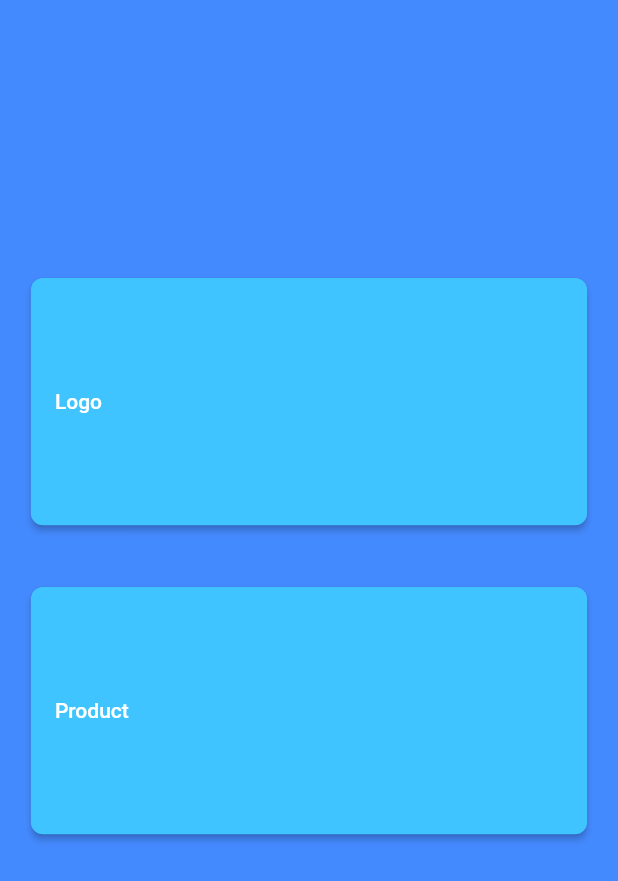
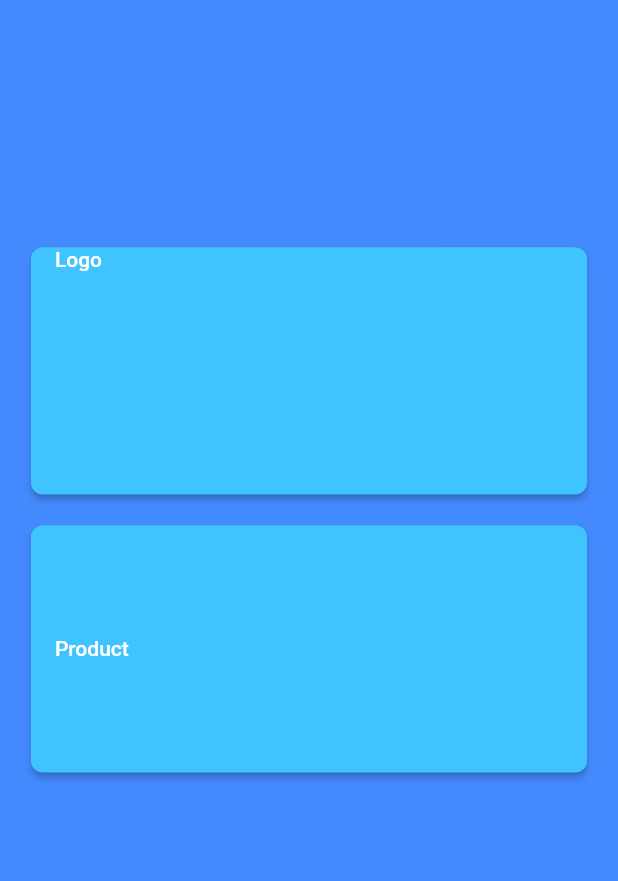
Before and after one commit to ThevinuMathusinghe/PIP, a Flutter app: the Explore screen opened by its route, on a phone screen of 412 x 824 dp. Shown: the top 881 px of the screen. Run offline on Flutter 3.47's test engine with Material 2 defaults, Android fonts, the phone set to English and light mode, and no system bars; our stand-ins replace camera, flutter_spinkit, image_picker, shared_preferences; missing offline and left inert: firebase_ml_vision, flutter_facebook_login; accounts and stored records are empty.

Commit message:
made Sakiths design better

```diff
--- a/frontend/lib/screen/Explore.dart
+++ b/frontend/lib/screen/Explore.dart
@@ -113,7 +113,7 @@ class _explore extends State<Explore> {
     double exploreHeight = MediaQuery.of(context).size.height;
     return Scaffold(
         body: new Container(
-            padding: EdgeInsets.only(top: exploreHeight*0.2),
+            padding: EdgeInsets.only(top: exploreHeight * 0.2),
             color: Colors.blueAccent,
             child: new Column(
               mainAxisAlignment: MainAxisAlignment.start,
@@ -122,42 +122,47 @@ class _explore extends State<Explore> {
                 new Column(children: <Widget>[
                   ErrorMessage(errorMessage: errorMessage),
                   ButtonTheme(
-                      minWidth: width*0.85,
-                      height: exploreHeight*0.20,
-                    child: Padding(
-                      padding: EdgeInsets.all(width*0.05),
+                    minWidth: width * 0.85,
+                    height: exploreHeight * 0.20,
+                    child: Container(
+                      height: exploreHeight * .2,
+                      padding: EdgeInsets.only(
+                          right: width * 0.05, left: width * .05),
                       child: RaisedButton(
                         onPressed: () {
                           _showChoiceDialog(context);
                         },
-                        child: Align(alignment: Alignment.topLeft,
+                        child: Align(
+                          alignment: Alignment.topLeft,
                           child: Text(
                             'Logo',
                             style: TextStyle(color: Colors.white),
-
                           ),
                         ),
-                        shape: RoundedRectangleBorder(borderRadius: BorderRadius.circular(8)),
+                        shape: RoundedRectangleBorder(
+                            borderRadius: BorderRadius.circular(8)),
                         color: Colors.lightBlueAccent,
                       ),
                     ),
                   ),
                   ButtonTheme(
-                    minWidth: width*0.85,
-                      height: exploreHeight*0.20,
+                    minWidth: width * 0.85,
+                    height: exploreHeight * 0.20,
                     child: Padding(
-                      padding: EdgeInsets.all(width*0.05),
+                      padding: EdgeInsets.all(width * 0.05),
                       child: RaisedButton(
                         onPressed: () {
                           _showChoiceDialog(context);
                         },
-                        child: Align(alignment: Alignment.topLeft,
+                        child: Align(
+                          alignment: Alignment.topLeft,
                           child: Text(
                             'Product',
                             style: TextStyle(color: Colors.white),
                           ),
                         ),
-                        shape: RoundedRectangleBorder(borderRadius: BorderRadius.circular(8)),
+                        shape: RoundedRectangleBorder(
+                            borderRadius: BorderRadius.circular(8)),
                         color: Colors.lightBlueAccent,
                       ),
                     ),
```
